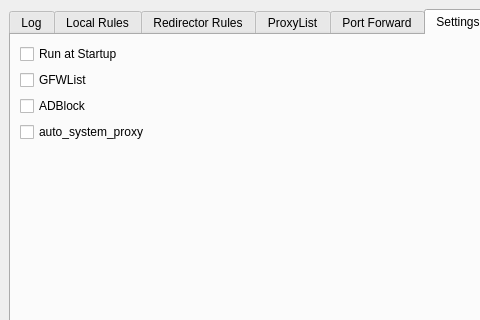
The window that fwlite_gui/mainwindow.ui (v3aqb/fwlite-gui) describes before a commit, drawn with Qt 5; both pictures show x 0 to 480 and y 0 to 320 of the 750 by 506 pixel window.
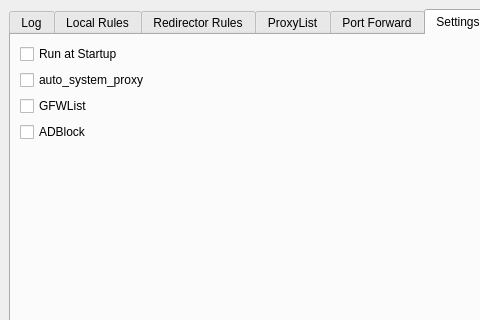
The same window after the commit.

What changed in the file:
```diff
--- a/fwlite_gui/mainwindow.ui
+++ b/fwlite_gui/mainwindow.ui
@@ -641,14 +641,14 @@
          <layout class="QVBoxLayout" name="verticalLayout_15">
           <item>
            <layout class="QFormLayout" name="formLayout_2">
-            <item row="1" column="0">
+            <item row="2" column="0">
              <widget class="QCheckBox" name="gfwlistToggle">
               <property name="text">
                <string>GFWList</string>
               </property>
              </widget>
             </item>
-            <item row="2" column="0">
+            <item row="3" column="0">
              <widget class="QCheckBox" name="adblockToggle">
               <property name="locale">
                <locale language="English" country="UnitedStates"/>
@@ -658,13 +658,6 @@
               </property>
              </widget>
             </item>
-            <item row="3" column="0">
-             <widget class="QCheckBox" name="sys_proxy_toggle">
-              <property name="text">
-               <string>auto_system_proxy</string>
-              </property>
-             </widget>
-            </item>
             <item row="0" column="0">
              <widget class="QCheckBox" name="startup_toggle">
               <property name="text">
@@ -672,6 +665,13 @@
               </property>
              </widget>
             </item>
+            <item row="1" column="0">
+             <widget class="QCheckBox" name="sys_proxy_toggle">
+              <property name="text">
+               <string>auto_system_proxy</string>
+              </property>
+             </widget>
+            </item>
            </layout>
           </item>
           <item>
```
Left out of the diff: 8 changed lines with no effect on the pictures.
